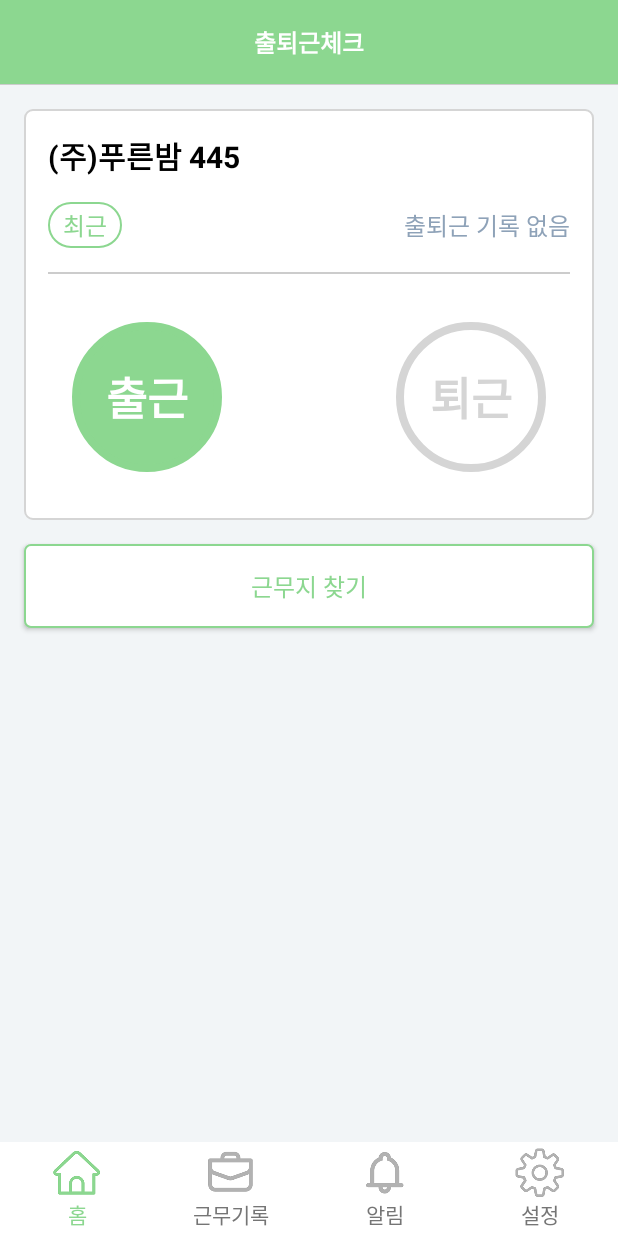
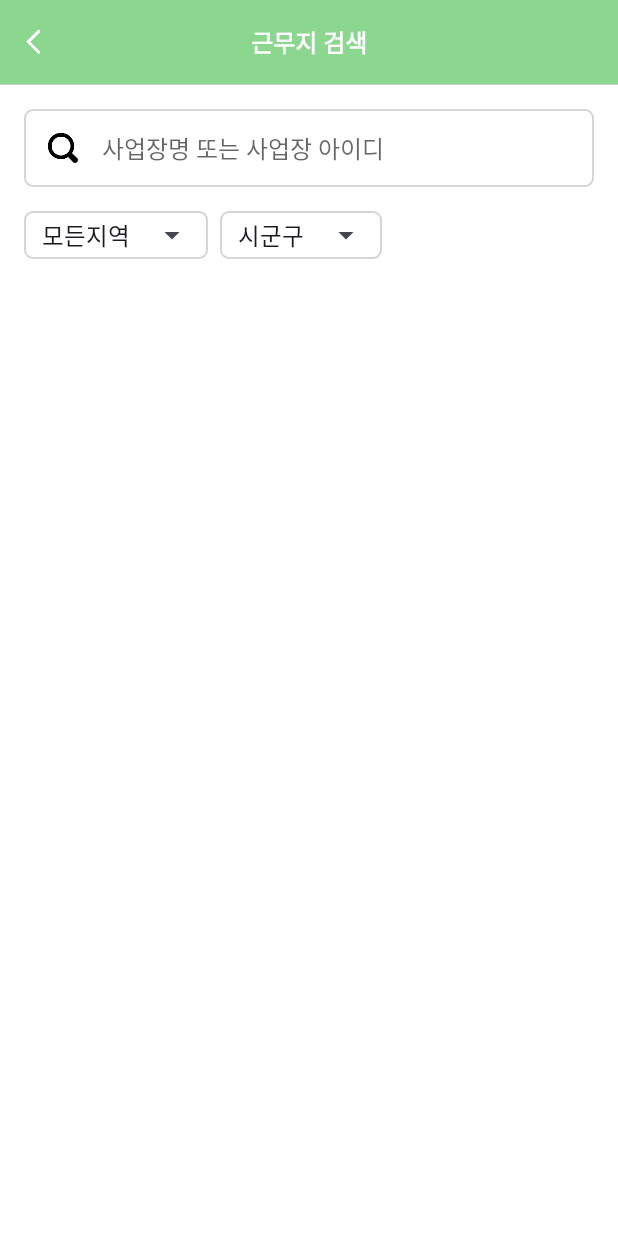
Before and after one commit to Sondengs/Oasis, an Android app: the screen it shows after launch (Main before the commit, FindWorkPlace after it), on a phone screen of 412 x 824 dp. Run offline under Robolectric (Android 15) with nearby library versions, the phone set to English and light mode, and no system bars.

Commit message:
근무지 찾기 화면 작업

```diff
--- /dev/null
+++ b/app/src/main/java/com/esansoft/oasis/ui/find_work_place/FindWorkPlace.java
@@ -0,0 +1,48 @@
+package com.esansoft.oasis.ui.find_work_place;
+
+import android.content.Intent;
+import android.os.Bundle;
+import android.widget.ArrayAdapter;
+import android.widget.Spinner;
+
+import com.esansoft.base.base_activity.BaseActivity;
+import com.esansoft.oasis.R;
+
+import java.util.ArrayList;
+
+public class FindWorkPlace extends BaseActivity {
+    public static final int REQUEST_CODE = 1553;
+
+    //===================================
+    // Layout
+    //===================================
+    private Spinner spinnerCity;
+    private Spinner spinnerStreet;
+
+    //===================================
+    // Variable
+    //===================================
+    private ArrayAdapter arrayAdapter;
+    private ArrayList<String> listCity;
+
+
+    @Override
+    protected void onCreate(Bundle savedInstanceState) {
+        super.onCreate(savedInstanceState);
+        setContentView(R.layout.activity_find_work_place);
+
+        initLayout();
+
+        initialize();
+    }
+
+    @Override
+    protected void initLayout() {
+        spinnerCity = findViewById(R.id.spinnerCity);
+
+    }
+
+    @Override
+    protected void initialize() {
+    }
+}
--- a/app/src/main/java/com/esansoft/oasis/ui/main/Main.java
+++ b/app/src/main/java/com/esansoft/oasis/ui/main/Main.java
@@ -1,5 +1,6 @@
 package com.esansoft.oasis.ui.main;
 
+import android.content.Intent;
 import android.os.Bundle;
 import android.support.v4.app.Fragment;
 import android.support.v4.view.ViewPager;
@@ -10,6 +11,7 @@ import com.esansoft.base.base_header.BaseHeader;
 import com.esansoft.base.base_view_pager.BaseViewPager;
 import com.esansoft.base.base_view_pager.ViewPagerAdapter;
 import com.esansoft.oasis.R;
+import com.esansoft.oasis.ui.find_work_place.FindWorkPlace;
 
 import java.util.ArrayList;
 import java.util.List;
@@ -22,7 +24,7 @@ public class Main extends BaseActivity {
     //=========================
     private BaseViewPager viewPager;
     private ViewPagerAdapter mViewPagerAdapter;
-    private List<Fragment> mListfragment = new ArrayList<>();
+    private List<Fragment> mListFragment = new ArrayList<>();
     private CommuteFragment fragmentHome;
     private WorkFragment fragmentWork;
     private NotiFragment fragmentNoti;
@@ -75,14 +77,14 @@ public class Main extends BaseActivity {
         fragmentNoti = new NotiFragment();
         fragmentSetting = new SettingFragment();
 
-        mListfragment.add(fragmentHome);
-        mListfragment.add(fragmentWork);
-        mListfragment.add(fragmentNoti);
-        mListfragment.add(fragmentSetting);
+        mListFragment.add(fragmentHome);
+        mListFragment.add(fragmentWork);
+        mListFragment.add(fragmentNoti);
+        mListFragment.add(fragmentSetting);
 
-        mViewPagerAdapter = new ViewPagerAdapter(this.getSupportFragmentManager(), mListfragment);
+        mViewPagerAdapter = new ViewPagerAdapter(this.getSupportFragmentManager(), mListFragment);
         viewPager.setAdapter(mViewPagerAdapter);
-        viewPager.setOffscreenPageLimit(mListfragment.size() - 1);
+        viewPager.setOffscreenPageLimit(mListFragment.size() - 1);
         viewPager.addOnPageChangeListener(new ViewPager.OnPageChangeListener() {
             @Override
             public void onPageScrolled(int position, float positionOffset, int positionOffsetPixels) {
@@ -139,4 +141,19 @@ public class Main extends BaseActivity {
     private void setCurrentViewPager(int page) {
         viewPager.setCurrentItem(page);
     }
+
+    //================================
+    // Event
+    //================================
+    @Override
+    protected void onActivityResult(int requestCode, int resultCode, Intent data) {
+        super.onActivityResult(requestCode, resultCode, data);
+
+        switch (requestCode) {
+            case FindWorkPlace.REQUEST_CODE:
+                if(fragmentHome != null)
+                    fragmentHome.onActivityResult(requestCode, resultCode, data);
+                break;
+        }
+    }
 }
--- /dev/null
+++ b/app/src/main/res/layout/activity_find_work_place.xml
@@ -0,0 +1,82 @@
+<?xml version="1.0" encoding="utf-8"?>
+<LinearLayout xmlns:android="http://schemas.android.com/apk/res/android"
+    xmlns:app="http://schemas.android.com/apk/res-auto"
+    xmlns:tools="http://schemas.android.com/tools"
+    android:layout_width="match_parent"
+    android:layout_height="match_parent"
+    android:orientation="vertical"
+    tools:context=".ui.find_work_place.FindWorkPlace">
+
+    <com.esansoft.base.base_header.BaseHeader
+        android:id="@+id/header"
+        android:layout_width="match_parent"
+        android:layout_height="wrap_content"
+        app:title_text="근무지 검색" />
+
+    <LinearLayout
+        android:layout_width="match_parent"
+        android:layout_height="wrap_content"
+        android:layout_margin="16dp"
+        android:background="@drawable/shape_base_border"
+        android:gravity="center_vertical"
+        android:orientation="horizontal">
+
+        <ImageView
+            android:layout_width="20dp"
+            android:layout_height="20dp"
+            android:layout_margin="16dp"
+            android:adjustViewBounds="true"
+            android:scaleType="fitCenter"
+            android:src="@drawable/find_work_place_search" />
+
+        <EditText
+            android:layout_width="match_parent"
+            android:layout_height="match_parent"
+            android:background="@color/transparent_color"
+            android:hint="사업장명 또는 사업장 아이디"
+            android:maxLength="20"
+            android:singleLine="true"
+            android:textSize="@dimen/text_normal" />
+    </LinearLayout>
+
+    <LinearLayout
+        android:layout_width="match_parent"
+        android:layout_height="wrap_content"
+        android:orientation="horizontal">
+
+        <LinearLayout
+            android:layout_width="wrap_content"
+            android:layout_height="wrap_content"
+            android:layout_marginStart="16dp"
+            android:background="@drawable/shape_base_border">
+
+            <Spinner
+                android:id="@+id/spinnerCity"
+                android:layout_width="wrap_content"
+                android:layout_height="wrap_content"
+                android:entries="@array/find_work_place_city"
+                android:padding="4dp"/>
+        </LinearLayout>
+
+        <LinearLayout
+            android:layout_width="wrap_content"
+            android:layout_height="wrap_content"
+            android:layout_marginStart="8dp"
+            android:layout_marginEnd="16dp"
+            android:background="@drawable/shape_base_border">
+
+            <Spinner
+                android:id="@+id/spinnerStreet"
+                android:layout_width="wrap_content"
+                android:layout_height="wrap_content"
+                android:entries="@array/find_work_place_street"
+                android:padding="4dp" />
+        </LinearLayout>
+    </LinearLayout>
+
+    <ListView
+        android:id="@+id/listView"
+        android:layout_width="match_parent"
+        android:layout_height="match_parent"
+        tools:listitem="@layout/listitem_find_work_place" />
+</LinearLayout>
--- a/app/src/main/res/layout/fragment_commute.xml
+++ b/app/src/main/res/layout/fragment_commute.xml
@@ -11,7 +11,7 @@
         android:layout_width="match_parent"
         android:layout_height="wrap_content"
         android:layout_margin="16dp"
-        android:background="@drawable/shape_main_commute_border"
+        android:background="@drawable/shape_base_border"
         android:orientation="vertical">
 
         <TextView
--- /dev/null
+++ b/base_resource/src/main/res/values/strings_array.xml
@@ -0,0 +1,17 @@
+<resources>
+    <string-array name="find_work_place_city">
+        <item>모든지역</item>
+        <item>서울시</item>
+        <item>대전시</item>
+        <item>천안시</item>
+        <item>샘플</item>
+    </string-array>
+
+    <string-array name="find_work_place_street">
+        <item>시군구</item>
+        <item>서초구</item>
+        <item>강남구</item>
+        <item>강서구</item>
+        <item>샘플</item>
+    </string-array>
+</resources>
```
Also changed, not shown: app/src/main/AndroidManifest.xml (+5 -3 lines), app/src/main/java/com/esansoft/oasis/ui/main/CommuteFragment.java (+30 -0 lines), app/src/main/res/layout/listitem_find_work_place.xml (added, +53 -0 lines), app/src/main/res/layout/spinner_find_work_place.xml (added, +8 -0 lines), app/src/main/res/drawable-xxhdpi/find_work_place_search.png (added), base_resource/src/main/res/drawable/shape_base_border.xml (renamed from base_resource/src/main/res/drawable/shape_main_commute_border.xml).
